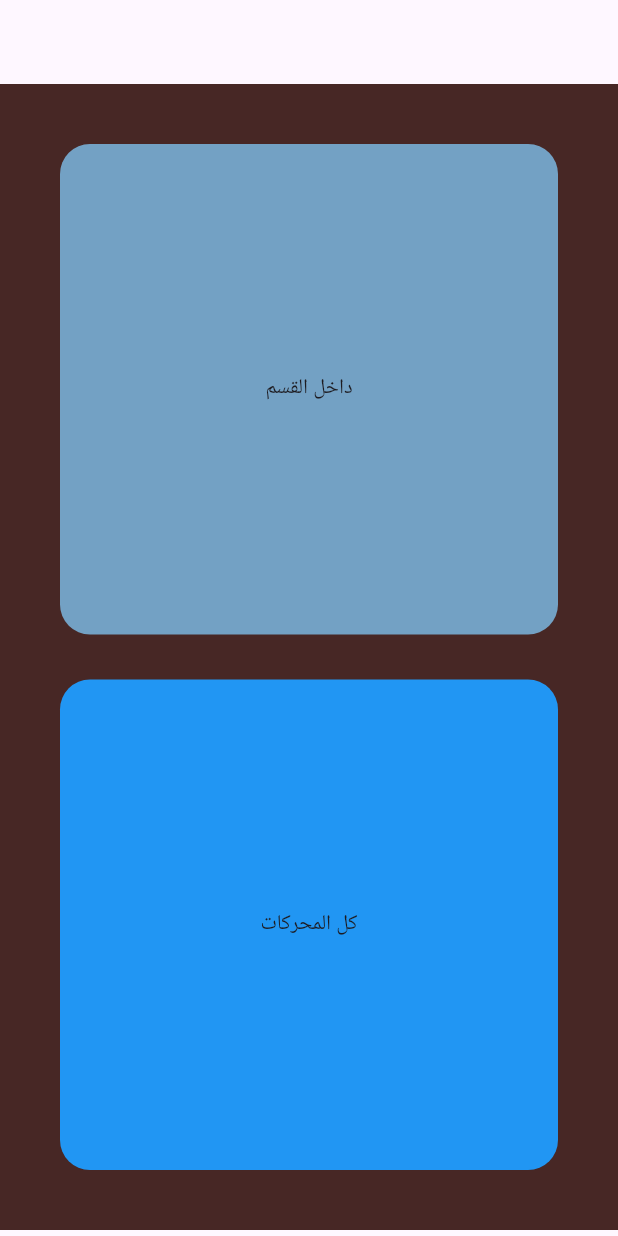
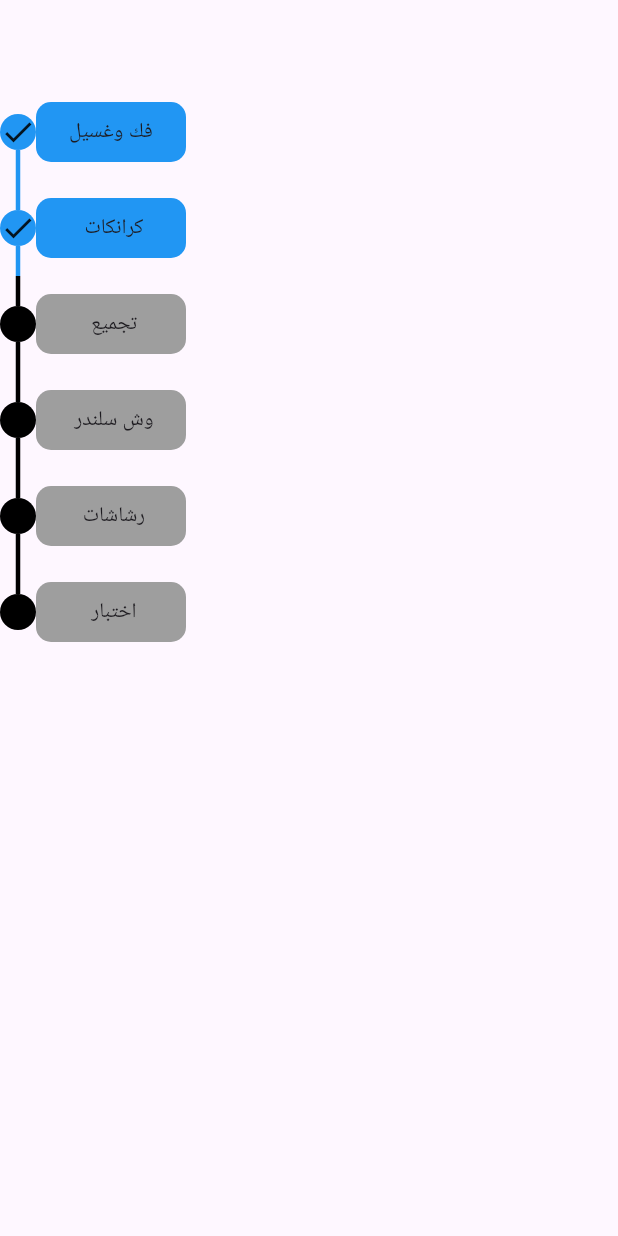
Before and after one commit to mahmoudsaeeed/tjl-engine, a Flutter app: the screen it shows after launch, on a phone screen of 412 x 824 dp. Run offline on Flutter 3.47's test engine with Material 3 defaults, Android fonts, the light colour scheme and no system bars; drawn by our look-alikes of timelines; our stand-ins replace bloc, flutter_bloc, gap, hive_flutter; accounts and stored records are empty.

Commit message:
create engine_operation_screen

```diff
--- a/lib/main.dart
+++ b/lib/main.dart
@@ -6,6 +6,7 @@
 import 'package:bloc_learn/cubits/simple_observer.dart';
 import 'package:bloc_learn/models/engine_model.dart';
 import 'package:bloc_learn/models/engine_model_adapter.dart';
+import 'package:bloc_learn/presentaion/views/Screens/engine_operation.dart';
 import 'package:bloc_learn/presentaion/views/main_view.dart';
 import 'package:bloc_learn/utils/constants.dart';
 import 'package:bloc_learn/utils/my_routes.dart';
@@ -45,7 +46,7 @@
       ],
       child: MaterialApp(
         routes: myRoutes,
-        home: const MainView(),
+        home: const EngineOperation(),
       ),
     );
   }
--- /dev/null
+++ b/lib/presentaion/views/Screens/engine_operation.dart
@@ -0,0 +1,112 @@
+import 'package:flutter/material.dart';
+import 'package:timelines/timelines.dart';
+
+class EngineOperation extends StatelessWidget {
+  const EngineOperation({super.key});
+
+  @override
+  Widget build(BuildContext context) {
+    return Scaffold(
+      appBar: AppBar(),
+      body: SingleChildScrollView(
+        child: Container(
+          // color: Colors.red,
+          child: const Column(
+            children: [
+              MyTimeLineTile(
+                isFinished: true,
+                content: "فك وغسيل",
+                isFirst: true,
+              ),
+              MyTimeLineTile(
+                isFinished: true,
+                content: " كرانكات",
+              ),
+              MyTimeLineTile(
+                isFinished: false,
+                content: " تجميع",
+              ),
+              MyTimeLineTile(
+                isFinished: false,
+                content: " وش سلندر",
+              ),
+              MyTimeLineTile(
+                isFinished: false,
+                content: " رشاشات",
+              ),
+              MyTimeLineTile(
+                isFinished: false,
+                content: " اختبار",
+                isLast: true,
+              ),
+            ],
+          ),
+        ),
+      ),
+    );
+  }
+}
+
+class MyTimeLineTile extends StatelessWidget {
+  const MyTimeLineTile({
+    super.key,
+    this.isFirst = false,
+    this.isLast = false,
+    this.isFinished = false,
+    required this.content,
+  });
+
+  final bool isFirst, isLast, isFinished;
+  final String content;
+  @override
+  Widget build(BuildContext context) {
+    return TimelineTile(
+      node: TimelineNode(
+        startConnector: isFirst
+            ? null
+            : SizedBox(
+                height: 20,
+                child: SolidLineConnector(
+                  color: isFinished ? Colors.blue : Colors.black,
+                  space: 40,
+                  thickness: 3,
+                ),
+              ),
+        endConnector: isLast
+            ? null
+            : SizedBox(
+                height: 20,
+                child: SolidLineConnector(
+                  color: isFinished ? Colors.blue : Colors.black,
+                  space: 40,
+                  thickness: 3,
+                ),
+              ),
+        indicator: DotIndicator(
+          color: isFinished ? Colors.blue : Colors.black,
+          child: isFinished ? const Icon(Icons.check) : null,
+          size: 24,
+        ),
+        // overlap:true ,
+        position: 0,
+        direction: Axis.vertical,
+      ),
+      contents: Container(
+        width: 100,
+        height: 40,
+        padding: EdgeInsets.all(10),
+        decoration: BoxDecoration(
+            borderRadius: BorderRadius.circular(10), color: isFinished ?Colors.blue : Colors.grey),
+        alignment: Alignment.center,
+        child: Text(content),
+      ),
+      // mainAxisExtent: ,
+      // crossAxisExtent: ,
+      // direction: ,
+      // nodeAlign: ,
+      // nodePosition: ,
+      // oppositeContents: ,
+      // key: ,
+    );
+  }
+}
--- a/pubspec.yaml
+++ b/pubspec.yaml
@@ -39,6 +39,7 @@
   flutter_bloc: ^8.1.6
   path_provider: ^2.1.4
   gap: ^3.0.1
+  timelines: ^0.1.0
 
 dev_dependencies:
   flutter_test:
```
Also changed, not shown: pubspec.lock.
